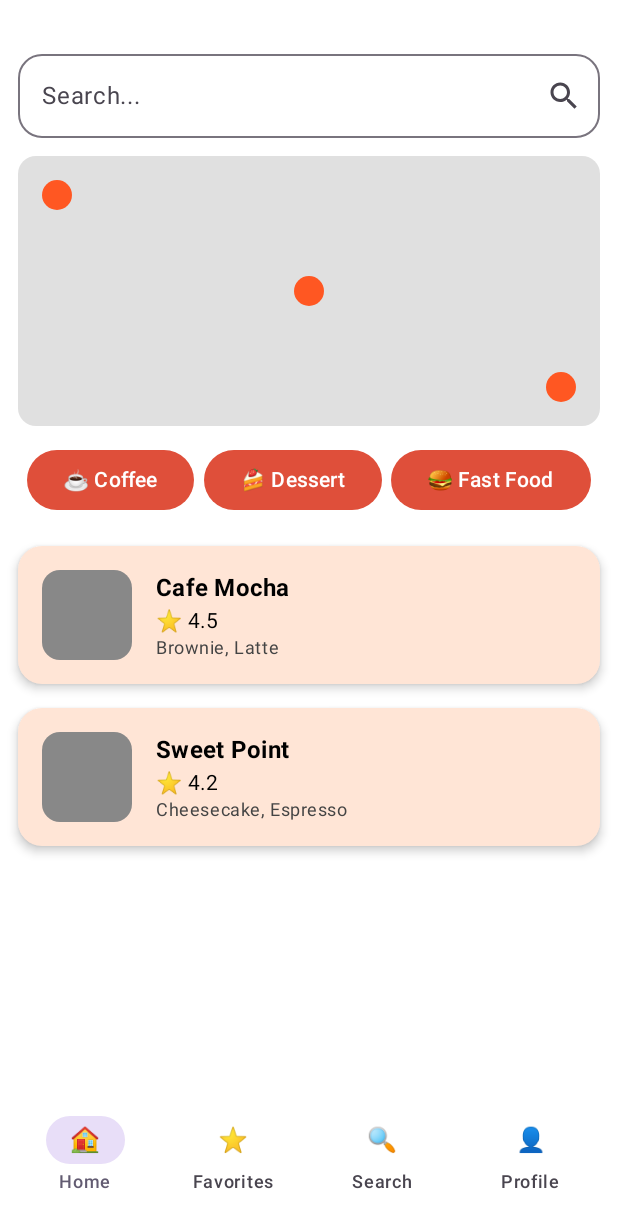
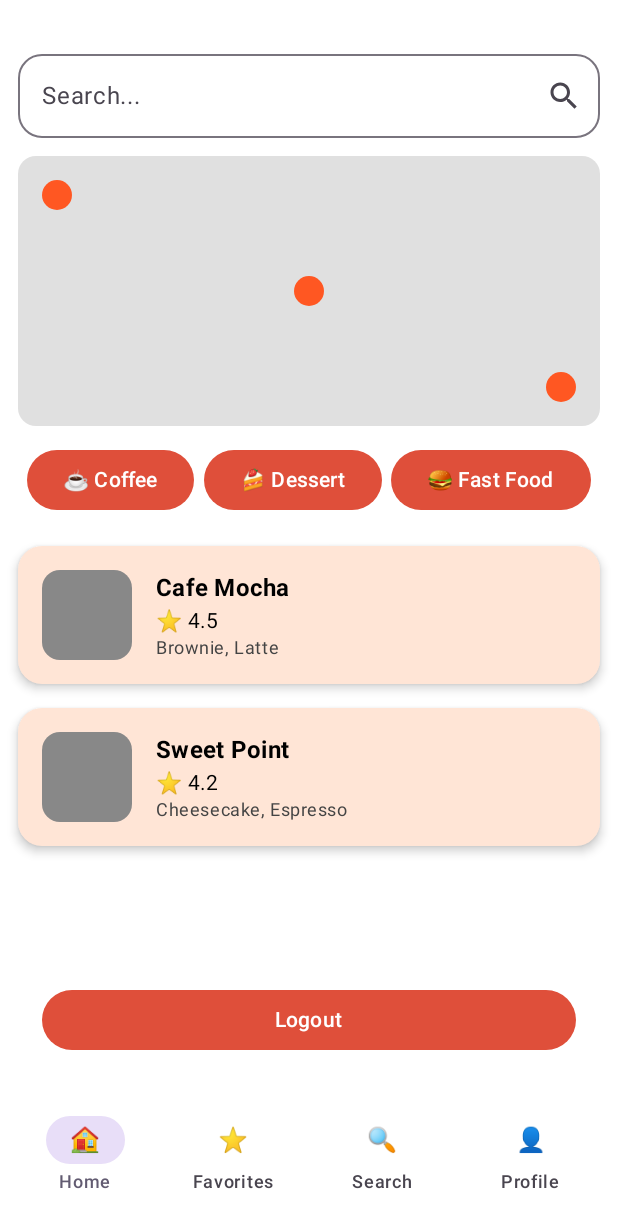
Before and after one commit to Esmahtn/Yumly, an Android app built with Jetpack Compose: the @Preview function HomeScreenPreview, on a phone screen of 412 x 824 dp. Shown: the top 1228 px of the screen. Run offline under Robolectric (Android 15) with nearby library versions, the phone set to English and light mode, and no system bars; our stand-ins replace Firebase (no records; nobody signed in at launch, a user with empty details on screens opened directly).

Commit message:
updated homeAct

```diff
--- a/app/src/main/java/com/example/yumly/HomeActivity.kt
+++ b/app/src/main/java/com/example/yumly/HomeActivity.kt
@@ -1,5 +1,7 @@
 package com.example.yumly
 import androidx.compose.ui.tooling.preview.Preview
+import android.content.Intent
+import com.google.firebase.auth.FirebaseAuth
 
 import android.os.Bundle
 import androidx.activity.ComponentActivity
@@ -15,8 +17,11 @@ import androidx.compose.runtime.Composable
 import androidx.compose.ui.Alignment
 import androidx.compose.ui.Modifier
 import androidx.compose.ui.graphics.Color
+import androidx.compose.ui.platform.LocalContext
 import androidx.compose.ui.text.font.FontWeight
 import androidx.compose.ui.unit.dp
+
+
 
 class HomeActivity : ComponentActivity() {
     override fun onCreate(savedInstanceState: Bundle?) {
@@ -58,6 +63,11 @@ fun HomeScreen() {
         // 4. Kafe Listesi
         CafeList()
         Spacer(modifier = Modifier.weight(1f))
+        // 🔴 Logout Butonu
+        LogoutButton()
+
+        Spacer(modifier = Modifier.height(12.dp))
+
 
         // 5. Bottom Navigation
         BottomNavBar()
@@ -187,6 +197,27 @@ fun CafeCard(
         }
     }
 }
+@Composable
+fun LogoutButton() {
+    val context = LocalContext.current
+    Button(
+        onClick = {
+            FirebaseAuth.getInstance().signOut()
+
+            val intent = Intent(context, MainActivity::class.java).apply {
+                flags = Intent.FLAG_ACTIVITY_NEW_TASK or Intent.FLAG_ACTIVITY_CLEAR_TASK
+            }
+            context.startActivity(intent)
+        },
+        colors = ButtonDefaults.buttonColors(containerColor = Color(0xFFDF4F3A)),
+        modifier = Modifier
+            .fillMaxWidth()
+            .padding(16.dp) // ✅ buton ekrana otursun diye ekledim
+    ) {
+        Text("Logout", color = Color.White)
+    }
+}
+
 
 
 @Composable
--- a/app/src/main/java/com/example/yumly/RegisterActivity.kt
+++ b/app/src/main/java/com/example/yumly/RegisterActivity.kt
@@ -54,7 +54,7 @@ class RegisterActivity : AppCompatActivity() {
                         Toast.makeText(this, "Kayıt başarılı!", Toast.LENGTH_SHORT).show()
 
                         // Kayıt sonrası HomeActivity'ye yönlendir
-                        val intent = Intent(this, HomeActivity::class.java)
+                        val intent = Intent(this, MainActivity::class.java)
                         startActivity(intent)
                         finish()
                     } else {
```
Also changed, not shown: app/src/main/java/com/example/yumly/LoginActivity.kt (+23 -0 lines), app/src/main/java/com/example/yumly/MainActivity.kt (+19 -1 lines).
